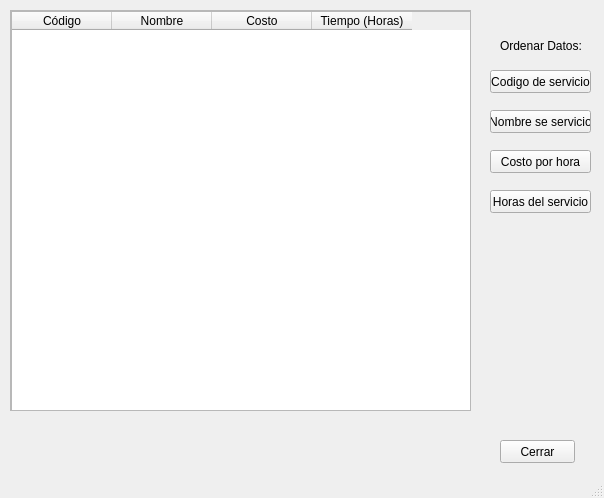
Before: the Qt Designer form ListarServicio.ui in OSarmient/Parcial2, drawn with Qt 5.
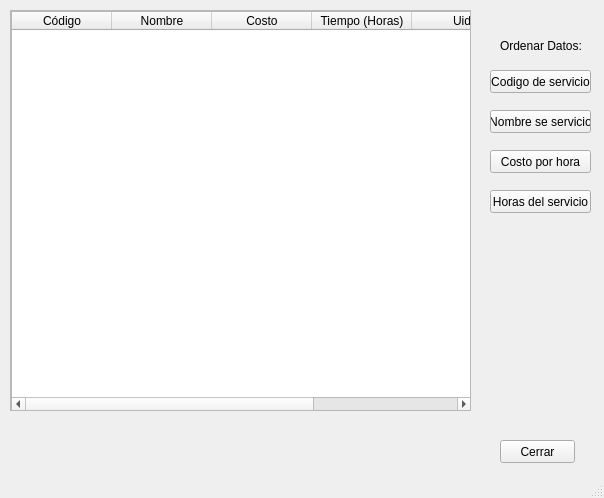
After: the same form once the commit is applied.

```diff
--- a/ListarServicio.ui
+++ b/ListarServicio.ui
@@ -142,6 +142,16 @@
         <string>Tiempo (Horas)</string>
        </property>
       </column>
+      <column>
+       <property name="text">
+        <string>Uid</string>
+       </property>
+      </column>
+      <column>
+       <property name="text">
+        <string>Random</string>
+       </property>
+      </column>
      </widget>
     </widget>
    </widget>
```
Left out of the diff: 4 changed lines with no effect on the pictures.
